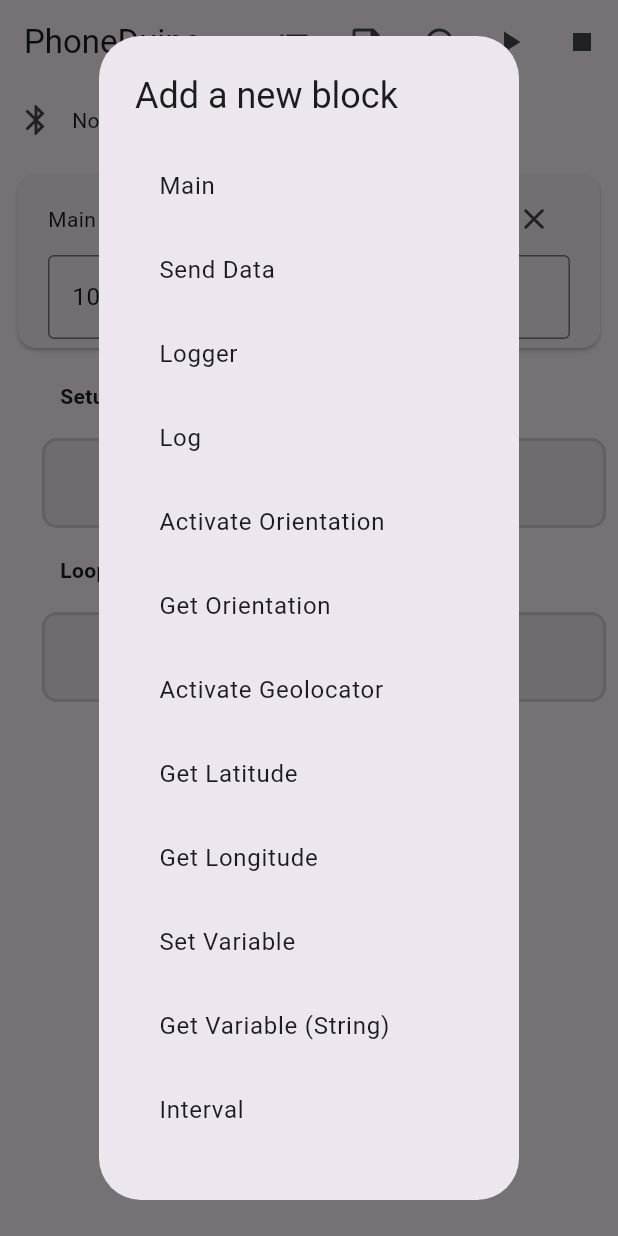
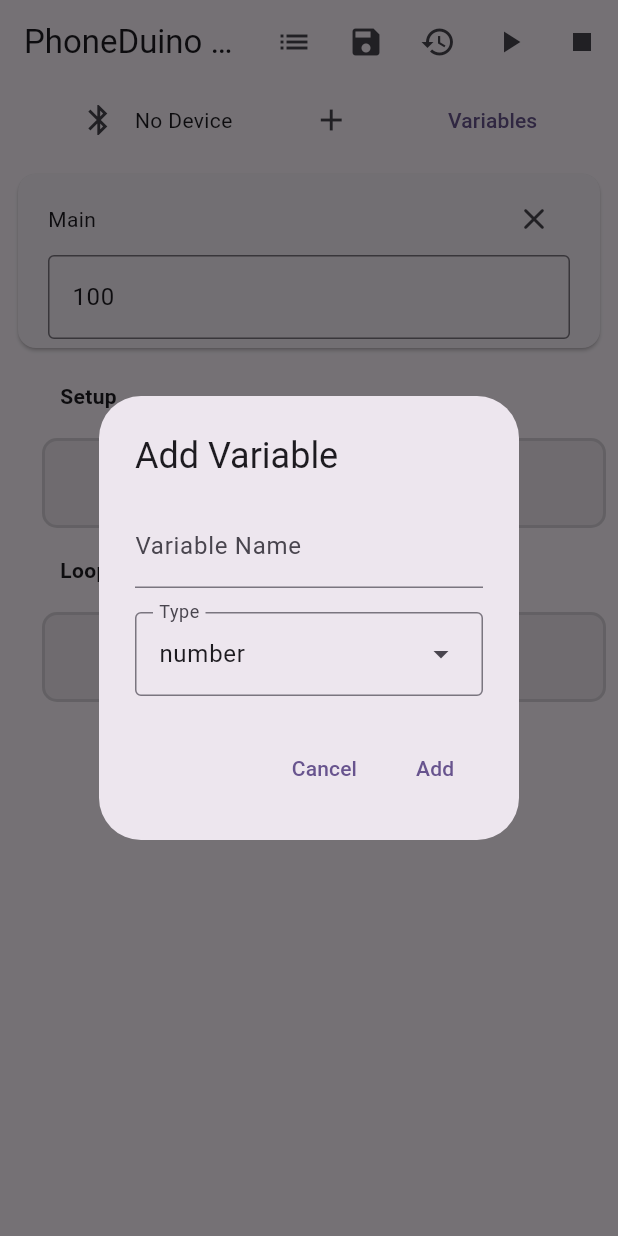
Before and after one commit to rogue1starwars/Block, a Flutter app: the screen it shows after launch, after a tap on the "add" icon, on a phone screen of 412 x 824 dp. Run offline on Flutter 3.47's test engine with Material 3 defaults, Android fonts, the phone set to English and light mode, and no system bars; our stand-ins replace flutter_blue_plus, flutter_compass, flutter_riverpod, geolocator, hive_flutter; accounts and stored records are empty.

Commit message:
added variable modifiers

```diff
--- a/lib/widgets/home_page.dart
+++ b/lib/widgets/home_page.dart
@@ -11,6 +11,8 @@
 import 'package:phoneduino_block/widgets/ble/ble_home.dart';
 import 'package:phoneduino_block/widgets/block_tree.dart';
 import 'package:phoneduino_block/widgets/print_board.dart';
+import 'package:phoneduino_block/widgets/variables/add_variables.dart';
+import 'package:phoneduino_block/widgets/variables/variable_list.dart';
 
 class HomePage extends ConsumerWidget {
   const HomePage({super.key});
@@ -92,7 +94,22 @@
       ]),
       body: Column(
         children: [
-          const BleHome(),
+          Row(
+            mainAxisAlignment: MainAxisAlignment.spaceEvenly,
+            children: [
+              const BleHome(),
+              const AddVariableButton(),
+              TextButton(
+                  child: Text("Variables"),
+                  onPressed: () {
+                    showDialog(
+                        context: context,
+                        builder: (BuildContext context) {
+                          return VariableListDialog();
+                        });
+                  })
+            ],
+          ),
           Expanded(
             child: intervals.intervals.isNotEmpty
                 ? const PrintBoard()
--- /dev/null
+++ b/lib/widgets/variables/add_variables.dart
@@ -0,0 +1,102 @@
+import 'package:flutter/material.dart';
+import 'package:flutter_riverpod/flutter_riverpod.dart';
+import 'package:phoneduino_block/provider/variables_provider.dart';
+import 'package:phoneduino_block/utils/type.dart';
+
+class AddVariableButton extends ConsumerStatefulWidget {
+  const AddVariableButton({super.key});
+
+  @override
+  ConsumerState<AddVariableButton> createState() => _AddVariableButtonState();
+}
+
+class _AddVariableButtonState extends ConsumerState<AddVariableButton> {
+  final TextEditingController _controller = TextEditingController();
+  BlockTypes _selectedType = BlockTypes.number;
+
+  @override
+  void initState() {
+    super.initState();
+    _controller.addListener(() {
+      final String name = _controller.text.toLowerCase();
+      _controller.value = _controller.value.copyWith(
+        text: name,
+        selection:
+            TextSelection(baseOffset: name.length, extentOffset: name.length),
+        composing: TextRange.empty,
+      );
+    });
+  }
+
+  @override
+  void dispose() {
+    _controller.dispose();
+    super.dispose();
+  }
+
+  Future<void> _showDialog(BuildContext context) {
+    return showDialog<void>(
+      context: context,
+      builder: (BuildContext context) {
+        return AlertDialog(
+          title: const Text('Add Variable'),
+          content: Column(
+            mainAxisSize: MainAxisSize.min,
+            children: [
+              TextField(
+                controller: _controller,
+                decoration: const InputDecoration(
+                  labelText: 'Variable Name',
+                  hintText: 'Enter variable name',
+                ),
+              ),
+              const SizedBox(height: 16),
+              DropdownMenu<BlockTypes>(
+                width: MediaQuery.of(context).size.width * 0.7,
+                label: const Text('Type'),
+                initialSelection: _selectedType,
+                onSelected: (BlockTypes? type) {
+                  if (type != null) {
+                    setState(() => _selectedType = type);
+                  }
+                },
+                dropdownMenuEntries: BlockTypes.values
+                    .map((blockType) => DropdownMenuEntry(
+                        value: blockType,
+                        label: blockType.toString().split('.').last))
+                    .toList(),
+              ),
+            ],
+          ),
+          actions: <Widget>[
+            TextButton(
+              onPressed: () => Navigator.pop(context),
+              child: const Text('Cancel'),
+            ),
+            TextButton(
+              onPressed: () {
+                if (_controller.text.isNotEmpty) {
+                  ref.read(variablesProvider.notifier).setVariable(
+                        _controller.text,
+                        null,
+                        _selectedType,
+                      );
+                  Navigator.pop(context);
+                }
+              },
+              child: const Text('Add'),
+            ),
+          ],
+        );
+      },
+    );
+  }
+
+  @override
+  Widget build(BuildContext context) {
+    return IconButton(
+      onPressed: () => _showDialog(context),
+      icon: const Icon(Icons.add),
+    );
+  }
+}
```
Also changed, not shown: lib/widgets/variables/modify_variables.dart (added, +47 -0 lines), lib/widgets/variables/variable_list.dart (added, +58 -0 lines).
